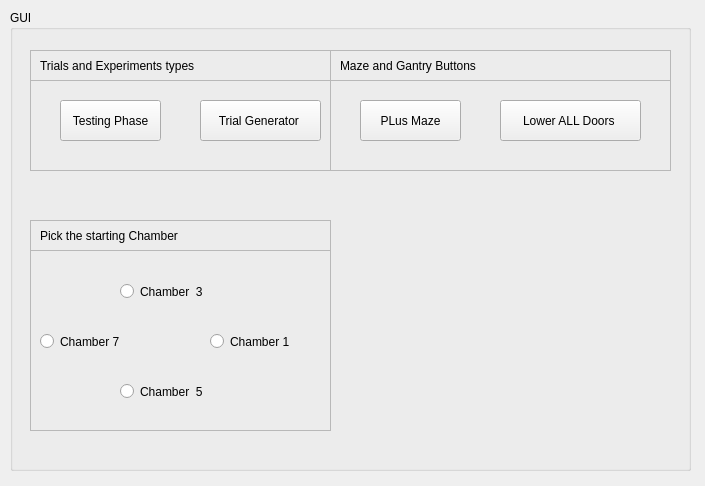
This is src/omniroute_operation/src/single_T_maze/single_T_maze_interface.ui in NC4Lab/omniroute_ubuntu_ws as Qt 5 draws it before an edit. The edited form follows.
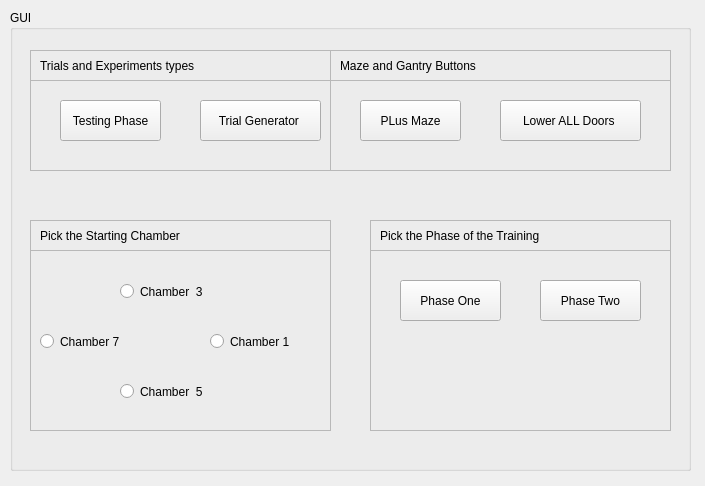
This is the edited form.

Commit message: adding training phases to the single T maze training code

What changed in the file:
```diff
--- a/src/omniroute_operation/src/single_T_maze/single_T_maze_interface.ui
+++ b/src/omniroute_operation/src/single_T_maze/single_T_maze_interface.ui
@@ -260,7 +260,78 @@
       </rect>
      </property>
      <property name="text">
-      <string>Pick the starting Chamber</string>
+      <string>Pick the Starting Chamber</string>
+     </property>
+    </widget>
+   </widget>
+   <widget class="QFrame" name="frame_6">
+    <property name="geometry">
+     <rect>
+      <x>360</x>
+      <y>240</y>
+      <width>301</width>
+      <height>181</height>
+     </rect>
+    </property>
+    <property name="frameShape">
+     <enum>QFrame::StyledPanel</enum>
+    </property>
+    <property name="frameShadow">
+     <enum>QFrame::Raised</enum>
+    </property>
+    <widget class="QPushButton" name="phaseOneBtn">
+     <property name="geometry">
+      <rect>
+       <x>30</x>
+       <y>30</y>
+       <width>101</width>
+       <height>41</height>
+      </rect>
+     </property>
+     <property name="text">
+      <string>Phase One</string>
+     </property>
+    </widget>
+    <widget class="QPushButton" name="phaseTwoBtn">
+     <property name="geometry">
+      <rect>
+       <x>170</x>
+       <y>30</y>
+       <width>101</width>
+       <height>41</height>
+      </rect>
+     </property>
+     <property name="text">
+      <string>Phase Two</string>
+     </property>
+    </widget>
+   </widget>
+   <widget class="QFrame" name="frame_3">
+    <property name="geometry">
+     <rect>
+      <x>360</x>
+      <y>210</y>
+      <width>301</width>
+      <height>31</height>
+     </rect>
+    </property>
+    <property name="frameShape">
+     <enum>QFrame::StyledPanel</enum>
+    </property>
+    <property name="frameShadow">
+     <enum>QFrame::Raised</enum>
+    </property>
+    <widget class="QLabel" name="label_3">
+     <property name="geometry">
+      <rect>
+       <x>10</x>
+       <y>0</y>
+       <width>271</width>
+       <height>31</height>
+      </rect>
+     </property>
+     <property name="text">
+      <string>Pick the Phase of the Training</string>
      </property>
     </widget>
    </widget>
```
The commit also changes 2 other files.
